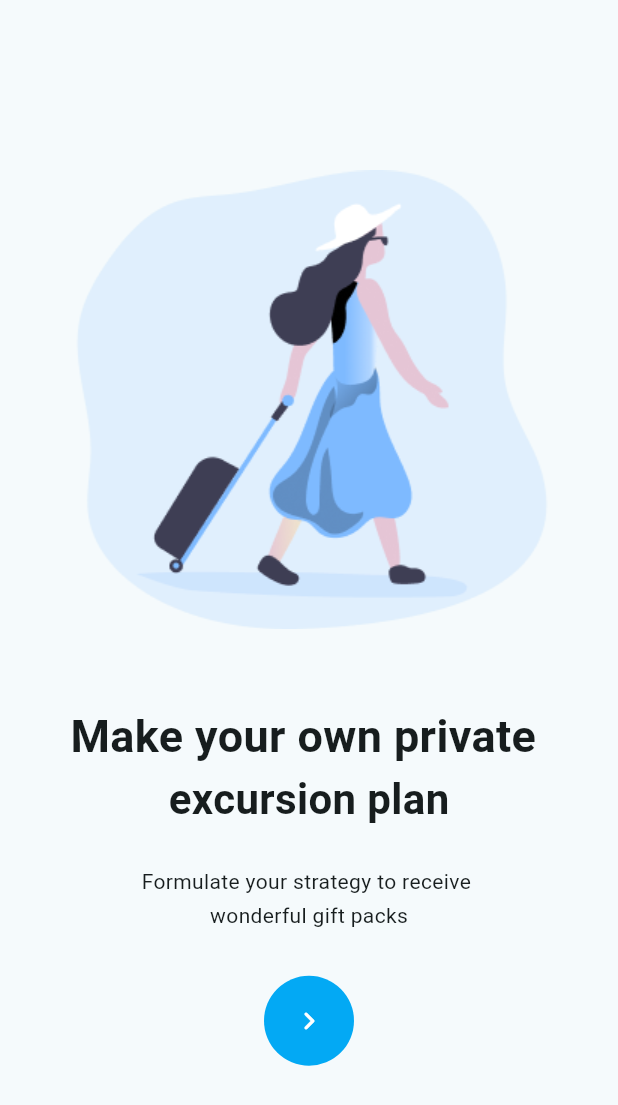
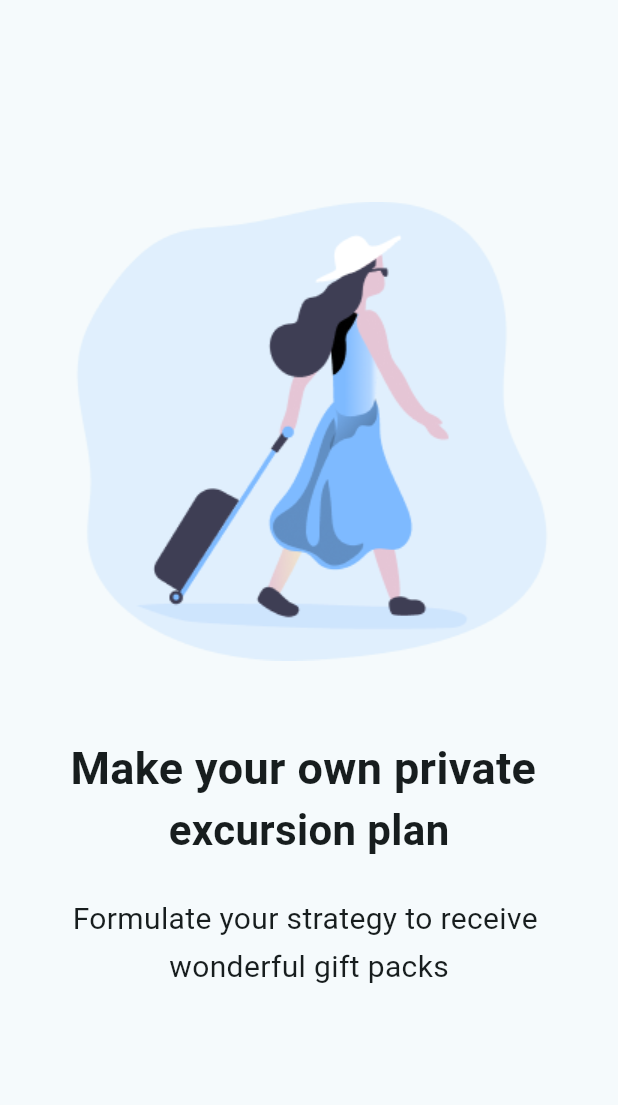
Before and after one commit to khoulyy/Egyplorer, a Flutter app: the screen it shows after launch, after a tap on "Get Started", on a phone screen of 412 x 824 dp. Shown: the top 1105 px of the screen. Run offline on Flutter 3.47's test engine with Material 2 defaults, Android fonts, the phone set to English and light mode, and no system bars; our stand-ins replace cloud_firestore, firebase_auth, firebase_core, font_awesome_flutter, google_nav_bar, google_sign_in and 2 more; accounts and stored records are empty.

Commit message:
Added a pageview widget and refactor the code and some changes has been done to both start page 1 and 2 and added a controller on controller file

```diff
--- /dev/null
+++ b/lib/components/pageview_widget.dart
@@ -0,0 +1,22 @@
+import 'package:flutter/material.dart';
+
+import '../controller/controllers.dart';
+import '../screens/start_page1.dart';
+import '../screens/start_page2.dart';
+import '../screens/start_page3.dart';
+
+class PageViewWidget extends StatelessWidget {
+  const PageViewWidget({super.key});
+
+  @override
+  Widget build(BuildContext context) {
+    return PageView(
+      controller: PageVeiwController.pageController,
+      children: const [
+        StartPage1Screen(),
+        StartPage2Screen(),
+        StartPage3Screen(),
+      ],
+    );
+  }
+}
--- a/lib/controller/controllers.dart
+++ b/lib/controller/controllers.dart
@@ -11,3 +11,7 @@ class Controllers {
   static TextEditingController locationController = TextEditingController();
   static TextEditingController genderController = TextEditingController();
 }
+
+class PageVeiwController {
+  static PageController pageController = PageController(initialPage: 0);
+}
--- a/lib/main.dart
+++ b/lib/main.dart
@@ -18,6 +18,7 @@ import 'package:project/screens/signup_step3_screen.dart';
 import 'package:project/screens/start_page1.dart';
 import 'package:project/screens/start_page2.dart';
 import 'package:project/screens/start_page3.dart';
+import 'package:project/screens/start_pages.dart';
 import 'package:project/screens/successful_screen.dart';
 
 void main() async {
@@ -42,6 +43,7 @@ class ExcursionApp extends StatelessWidget {
       debugShowCheckedModeBanner: false,
       routes: {
         GetStartedScreen.id: (context) => const GetStartedScreen(),
+        StartPages.id: (context) => const StartPages(),
         StartPage1Screen.id: (context) => const StartPage1Screen(),
         StartPage2Screen.id: (context) => const StartPage2Screen(),
         StartPage3Screen.id: (context) => const StartPage3Screen(),
--- a/lib/screens/get_started_screen.dart
+++ b/lib/screens/get_started_screen.dart
@@ -1,6 +1,6 @@
 import 'package:flutter/material.dart';
 import 'package:project/constants/keys.dart';
-import 'package:project/screens/start_page1.dart';
+import 'package:project/screens/start_pages.dart';
 
 import '../components/button_widget.dart';
 
@@ -60,7 +60,7 @@ class GetStartedScreen extends StatelessWidget {
             ),
             ButtonWidget(
               onPressed: () {
-                Navigator.pushNamed(context, StartPage1Screen.id);
+                Navigator.pushNamed(context, StartPages.id);
               },
               height: 55,
               width: 269,
--- a/lib/screens/start_page1.dart
+++ b/lib/screens/start_page1.dart
@@ -1,6 +1,5 @@
 import 'package:flutter/material.dart';
 import 'package:project/constants/keys.dart';
-import 'package:project/screens/start_page2.dart';
 
 class StartPage1Screen extends StatelessWidget {
   const StartPage1Screen({super.key});
@@ -29,32 +28,24 @@ class StartPage1Screen extends StatelessWidget {
             const SizedBox(
               height: 25,
             ),
-            const Text('Formulate your strategy to receive '),
+            const Text(
+              'Formulate your strategy to receive ',
+              style: TextStyle(
+                fontSize: 20,
+              ),
+            ),
             const SizedBox(
               height: 3,
             ),
-            const Text('wonderful gift packs'),
+            const Text(
+              'wonderful gift packs',
+              style: TextStyle(
+                fontSize: 20,
+              ),
+            ),
             const SizedBox(
               height: 30,
             ),
-            Container(
-                height: 60,
-                width: 60,
-                decoration: const BoxDecoration(
-                  color: Colors.lightBlue,
-                  shape: BoxShape.circle,
-                ),
-                child: IconButton(
-                    onPressed: () {
-                      Navigator.push(context,
-                          MaterialPageRoute(builder: (context) {
-                        return const StartPage2Screen();
-                      }));
-                    },
-                    icon: const Icon(
-                      Icons.navigate_next_rounded,
-                      color: Colors.white,
-                    ))),
             const Spacer(
               flex: 1,
             ),
--- /dev/null
+++ b/lib/screens/start_pages.dart
@@ -0,0 +1,12 @@
+import 'package:flutter/material.dart';
+import 'package:project/components/pageview_widget.dart';
+
+class StartPages extends StatelessWidget {
+  const StartPages({super.key});
+  static String id = 'StartPages';
+
+  @override
+  Widget build(BuildContext context) {
+    return const PageViewWidget();
+  }
+}
```
Also changed, not shown: lib/screens/start_page2.dart (+12 -21 lines), lib/screens/start_page3.dart (+12 -2 lines).
